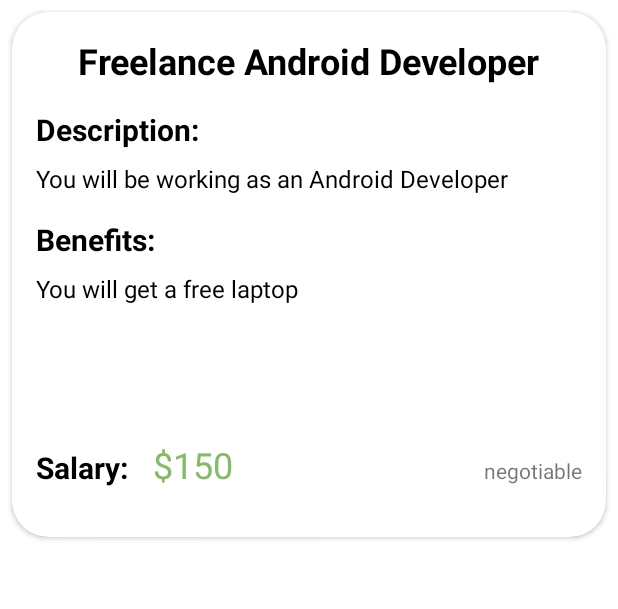
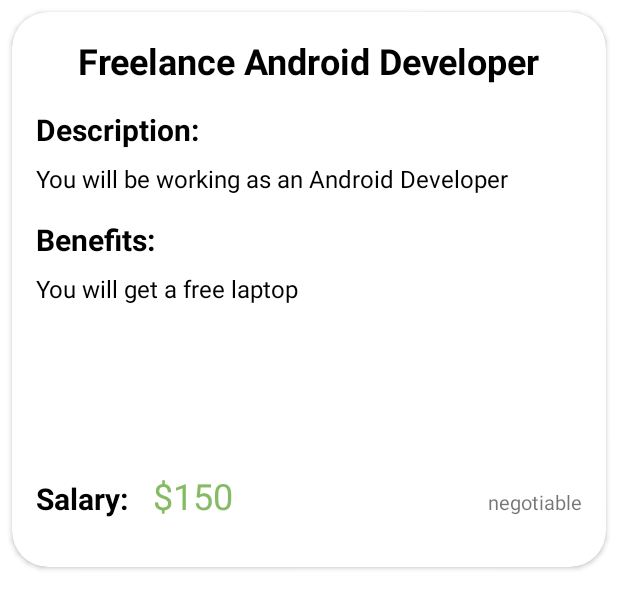
Before and after one commit to AhmedMaad/Recruitment-App, an Android app: the layout job_list_item.xml on its own in the app's theme, with its tools: preview values and no code run, on a phone screen of 412 x 824 dp. Shown: the top 609 px of the screen. Run offline under Robolectric (Android 15) with nearby library versions, the phone set to English and light mode, and no system bars; Roboto replaces fonts that are not available here.

Commit message:
Design Modifications

```diff
--- a/app/src/main/res/layout/department_list_item.xml
+++ b/app/src/main/res/layout/department_list_item.xml
@@ -61,7 +61,7 @@
             android:layout_marginEnd="4dp"
             android:gravity="center"
             android:textColor="@color/black"
-            android:textSize="16sp"
+            android:textSize="14sp"
             app:layout_constraintEnd_toEndOf="@id/vision_key_tv"
             app:layout_constraintStart_toStartOf="@id/vision_key_tv"
             app:layout_constraintTop_toBottomOf="@id/vision_key_tv"
@@ -98,7 +98,7 @@
             android:layout_marginStart="4dp"
             android:gravity="center"
             android:textColor="@color/black"
-            android:textSize="16sp"
+            android:textSize="14sp"
             app:layout_constraintEnd_toEndOf="parent"
             app:layout_constraintStart_toEndOf="@id/vertical_divider"
             app:layout_constraintTop_toBottomOf="@id/mission_key_tv"
--- a/app/src/main/res/layout/job_list_item.xml
+++ b/app/src/main/res/layout/job_list_item.xml
@@ -3,7 +3,7 @@
     xmlns:app="http://schemas.android.com/apk/res-auto"
     xmlns:tools="http://schemas.android.com/tools"
     android:layout_width="match_parent"
-    android:layout_height="350dp"
+    android:layout_height="370dp"
     android:layout_margin="8dp"
     app:cardCornerRadius="24dp"
     tools:viewBindingIgnore="true">
@@ -63,7 +63,7 @@
         <LinearLayout
             android:layout_width="match_parent"
             android:layout_height="match_parent"
-            android:layout_marginTop="16dp"
+            android:layout_marginTop="8dp"
             android:gravity="bottom">
 
             <TextView
@@ -80,7 +80,7 @@
                 android:layout_width="wrap_content"
                 android:layout_height="wrap_content"
                 android:layout_marginStart="16dp"
-                android:layout_marginTop="16dp"
+                android:includeFontPadding="false"
                 android:textColor="@color/green"
                 android:textSize="24sp"
                 tools:text="$150" />
@@ -89,11 +89,10 @@
                 android:id="@+id/negotiable_cb"
                 android:layout_width="match_parent"
                 android:layout_height="wrap_content"
-                android:layout_marginStart="32dp"
-                android:layout_marginTop="16dp"
                 android:drawablePadding="8dp"
-                android:gravity="end"
+                android:gravity="end|center"
                 android:text="negotiable"
+                android:textSize="13sp"
                 tools:drawableEndCompat="@drawable/ic_unchecked" />
 
         </LinearLayout>
--- a/app/src/main/res/layout/seeker_list_item.xml
+++ b/app/src/main/res/layout/seeker_list_item.xml
@@ -85,6 +85,8 @@
                 tools:text="Pizza is the best" />
 
             <TextView
+                android:paddingEnd="0dp"
+                android:paddingStart="8dp"
                 android:id="@+id/seeker_mobile_tv"
                 android:layout_width="match_parent"
                 android:layout_height="wrap_content"
@@ -96,6 +98,8 @@
                 tools:text="+20111353" />
 
             <TextView
+                android:paddingEnd="0dp"
+                android:paddingStart="8dp"
                 android:id="@+id/seeker_email_tv"
                 android:layout_width="match_parent"
                 android:layout_height="wrap_content"
@@ -106,6 +110,8 @@
                 tools:text="a@gmail.com" />
 
             <TextView
+                android:paddingEnd="0dp"
+                android:paddingStart="8dp"
                 android:id="@+id/seeker_cv_tv"
                 android:layout_width="match_parent"
                 android:layout_height="wrap_content"
--- a/app/src/main/res/values/strings.xml
+++ b/app/src/main/res/values/strings.xml
@@ -2,5 +2,5 @@
     <string name="app_name">Career Minds</string>
     <string name="missing_fields">Missing Required Fields</string>
     <string name="add">Add</string>
-    <string name="view_cv"><u>View CV</u></string>
+    <string name="view_cv"><u>Download CV</u></string>
 </resources>
```
Also changed, not shown: app/src/main/java/com/maad/recruitment/register/SignInActivity.kt (+5 -4 lines).
